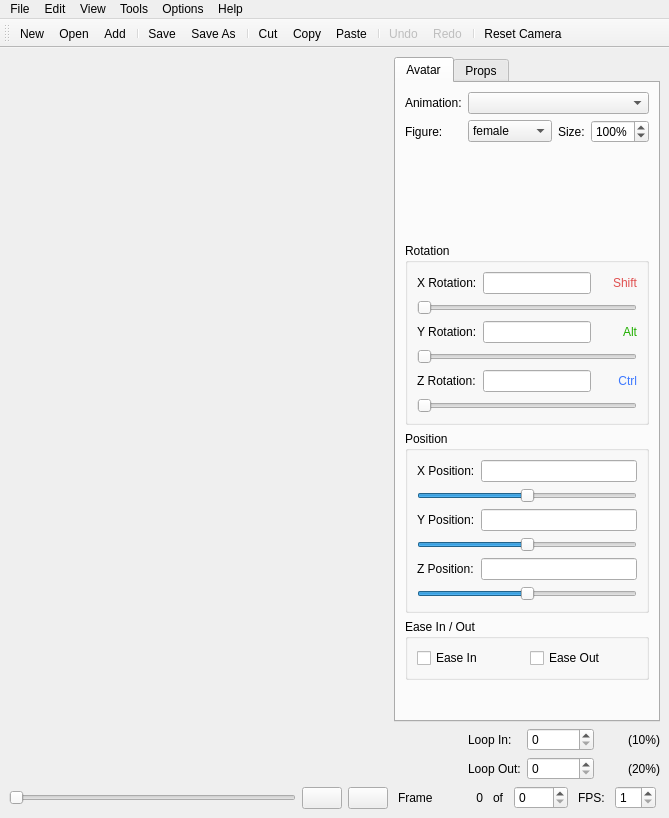
Before: the Qt Designer form src/pinglymotionwindow.ui in pingledingle-tech/PinglyMotion, drawn with Qt 5.
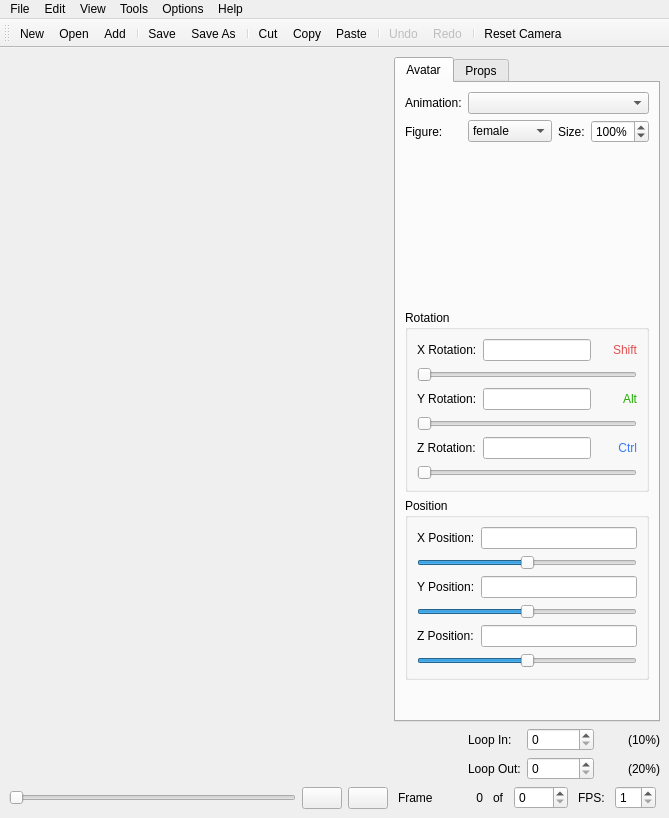
After: the same form once the commit is applied. Icons and pictures are not drawn. Custom widgets are drawn as their Qt base class.

What changed in the file:
```diff
--- a/src/pinglymotionwindow.ui
+++ b/src/pinglymotionwindow.ui
@@ -39,7 +39,7 @@
         <property name="minimumSize">
          <size>
           <width>360</width>
-          <height>258</height>
+          <height>350</height>
          </size>
         </property>
        </widget>
@@ -525,41 +525,6 @@
           </layout>
          </widget>
         </item>
-        <item row="5" column="0" colspan="4">
-         <widget class="QGroupBox" name="easeInOutGroup">
-          <property name="title">
-           <string>Ease In / Out</string>
-          </property>
-          <layout class="QGridLayout">
-           <item row="0" column="0">
-            <widget class="QCheckBox" name="easeInCheck">
-             <property name="sizePolicy">
-              <sizepolicy hsizetype="Preferred" vsizetype="Fixed">
-               <horstretch>0</horstretch>
-               <verstretch>0</verstretch>
-              </sizepolicy>
-             </property>
-             <property name="text">
-              <string>Ease In</string>
-             </property>
-            </widget>
-           </item>
-           <item row="0" column="1">
-            <widget class="QCheckBox" name="easeOutCheck">
-             <property name="sizePolicy">
-              <sizepolicy hsizetype="Preferred" vsizetype="Fixed">
-               <horstretch>0</horstretch>
-               <verstretch>0</verstretch>
-              </sizepolicy>
-             </property>
-             <property name="text">
-              <string>Ease Out</string>
-             </property>
-            </widget>
-           </item>
-          </layout>
-         </widget>
-        </item>
         <item row="6" column="1" colspan="2">
          <spacer>
           <property name="orientation">
```
